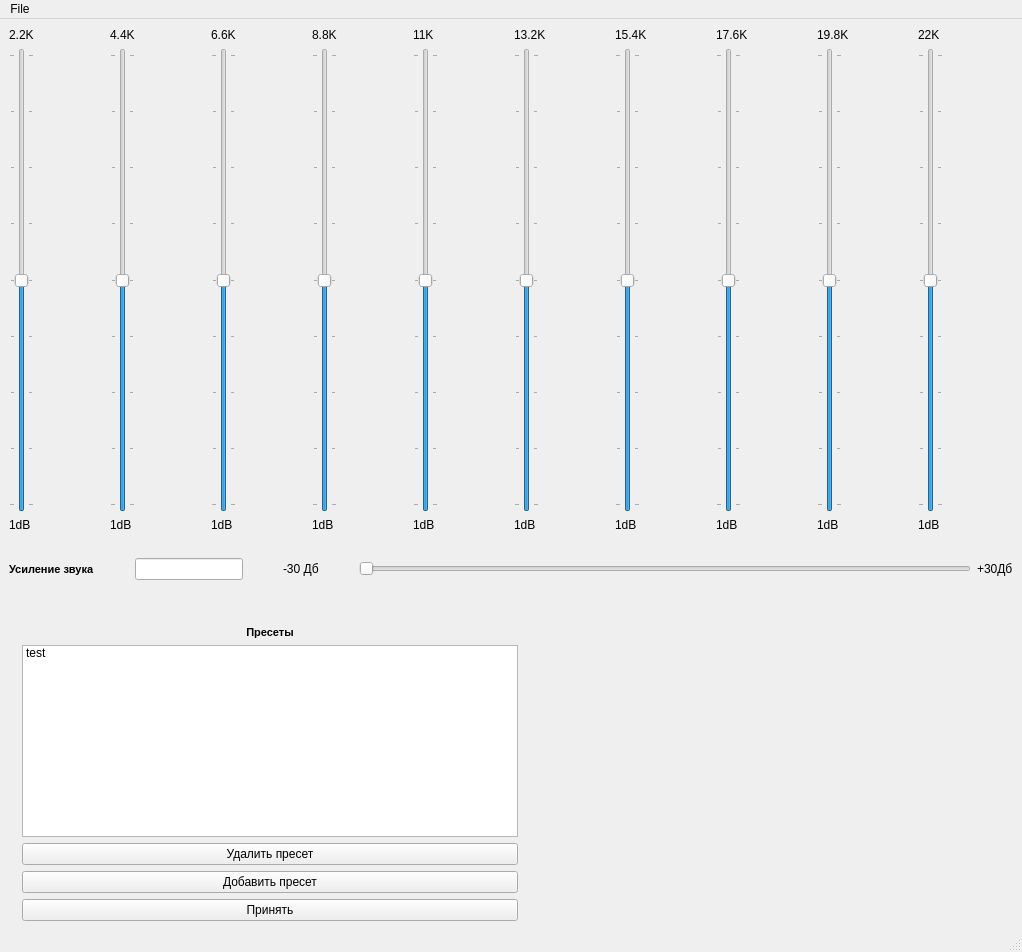
Before: the Qt Designer form static/main_window.ui in Rhombus-H/lyceum_equalizer, drawn with Qt 5.
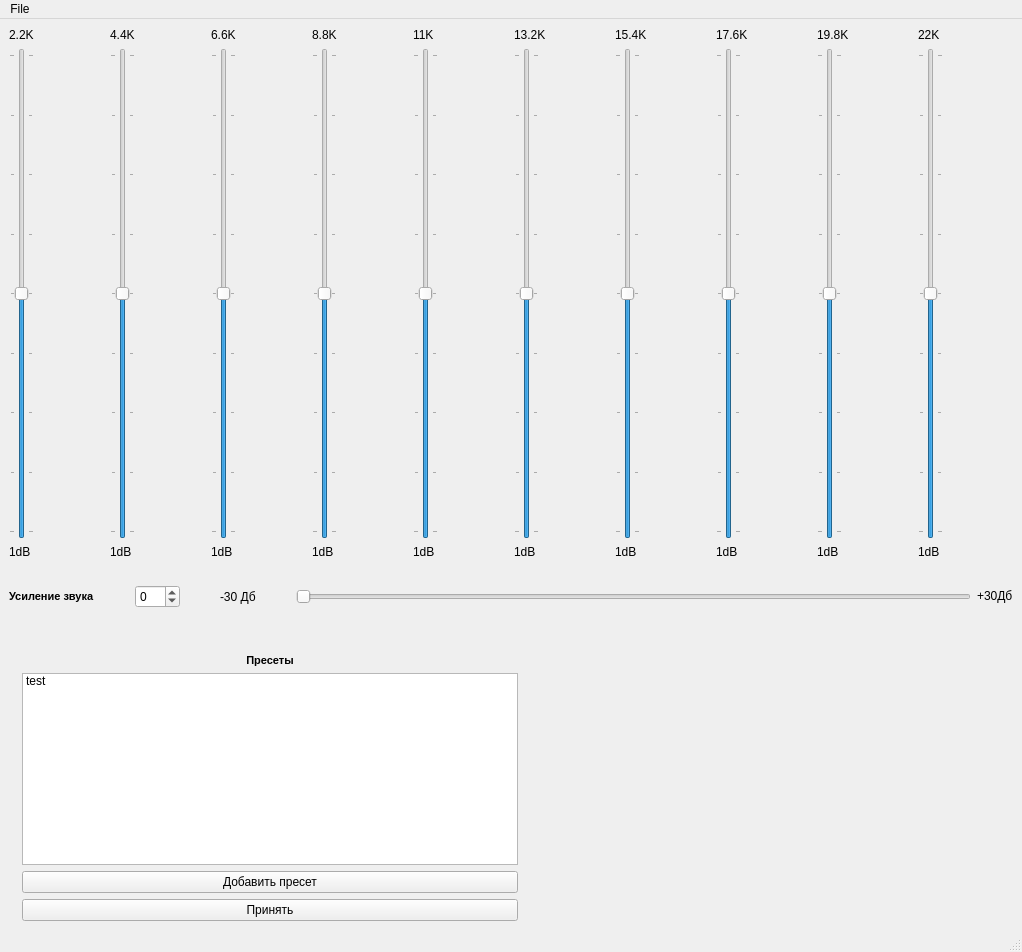
After: the same form once the commit is applied. Icons and pictures are not drawn.

```diff
--- a/static/main_window.ui
+++ b/static/main_window.ui
@@ -457,12 +457,12 @@
          </widget>
         </item>
         <item>
-         <widget class="QLineEdit" name="VolumeEdit">
-          <property name="sizePolicy">
-           <sizepolicy hsizetype="Minimum" vsizetype="Fixed">
-            <horstretch>0</horstretch>
-            <verstretch>0</verstretch>
-           </sizepolicy>
+         <widget class="QSpinBox" name="spinBox">
+          <property name="minimum">
+           <number>-30</number>
+          </property>
+          <property name="maximum">
+           <number>30</number>
           </property>
          </widget>
         </item>
@@ -575,6 +575,12 @@
                 <height>100</height>
                </size>
               </property>
+              <property name="autoFillBackground">
+               <bool>true</bool>
+              </property>
+              <property name="styleSheet">
+               <string notr="true">background-image: url(:/newPrefix/x182.jpg.pagespeed.ic.3t0nB9RsUt.jpg);</string>
+              </property>
               <item>
                <property name="text">
                 <string>test</string>
@@ -582,13 +588,6 @@
               </item>
              </widget>
             </item>
-            <item>
-             <widget class="QPushButton" name="pushButton_2">
-              <property name="text">
-               <string>Удалить пресет</string>
-              </property>
-             </widget>
-            </item>
             <item>
              <widget class="QPushButton" name="pushButton">
               <property name="text">
```
Left out of the diff: 6 changed lines with no effect on the pictures.
